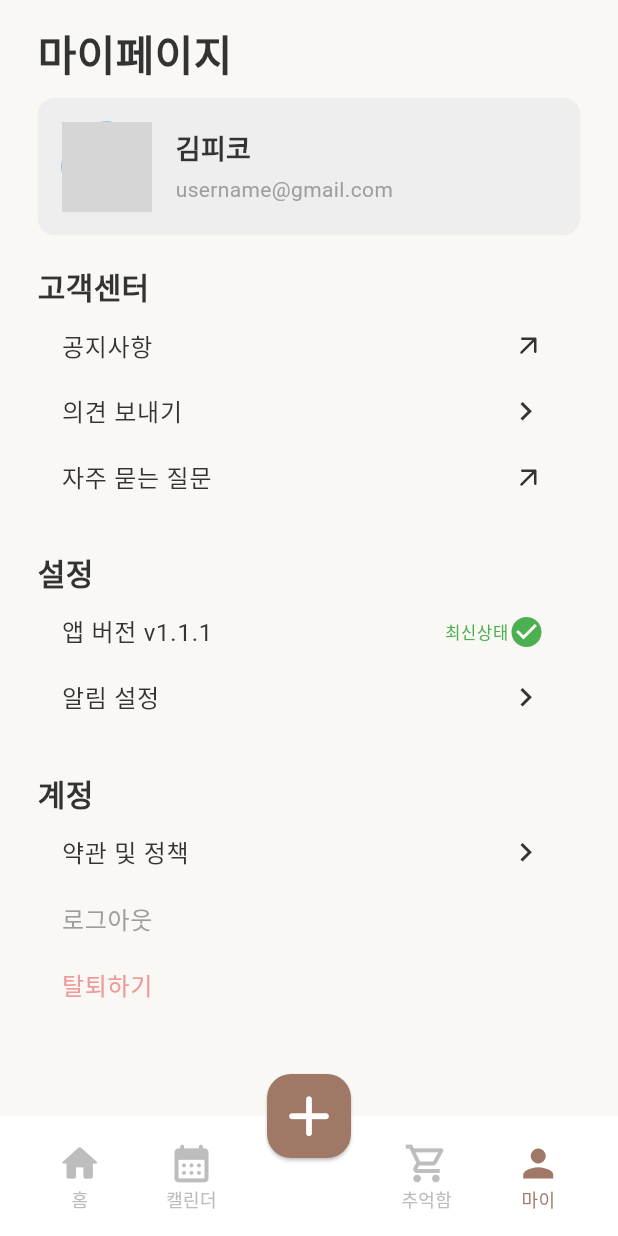
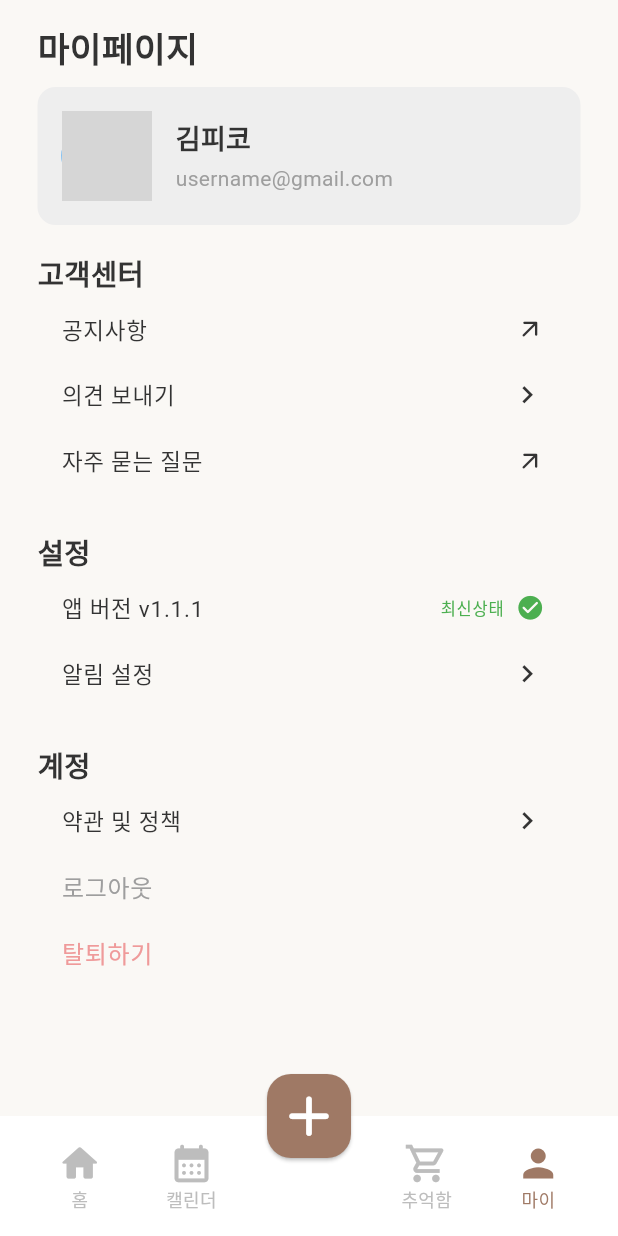
Before and after one commit to PICO-CALENDAR/LOVENDAR-FRONT, a Flutter app: the screen it shows after launch, item 4 of the bottom bar chosen, on a phone screen of 412 x 824 dp. Run offline on Flutter 3.47's test engine with Material 3 defaults, Android fonts, the phone set to English and light mode, and no system bars; our stand-ins replace flutter_dotenv, google_sign_in; missing offline and left inert: kalender; Roboto replaces fonts that are missing (Pretendard); grey boxes are pictures that could not be loaded.

Commit message:
style: adjusting padding, the sized of text elements in my page

```diff
--- a/lib/screen/mypage/mypage_screen.dart
+++ b/lib/screen/mypage/mypage_screen.dart
@@ -19,7 +19,7 @@ class MypageScreen extends StatelessWidget {
           child: Text(
             "마이페이지",
             style: TextStyle(
-              fontSize: 28,
+              fontSize: 23,
               fontWeight: FontWeight.bold,
             ),
           ),
@@ -70,17 +70,20 @@ class MypageScreen extends StatelessWidget {
         //     style: TextStyle(color: Colors.white),
         //   ),
         // ),
-        // const SizedBox(height: 24),
+        // const SizedBox(height: 23),
         // Customer Center Section
         const SectionTitle(title: '고객센터'),
         ListTile(
           onTap: () => Urls.onGoOnSite(Urls.noticeUrl),
           title: const Text(
             '공지사항',
+            style: TextStyle(
+              fontSize: 15,
+            ),
           ),
           trailing: const Icon(
             Icons.arrow_outward_rounded,
-            size: 21,
+            size: 19,
           ),
         ),
 
@@ -88,32 +91,50 @@ class MypageScreen extends StatelessWidget {
           onTap: () => Urls.onGoOnSite(Urls.contactUrl),
           title: const Text(
             '의견 보내기',
+            style: TextStyle(
+              fontSize: 15,
+            ),
           ),
           trailing: const Icon(
             Icons.chevron_right,
-            size: 25,
+            size: 23,
           ),
         ),
         ListTile(
           onTap: () => Urls.onGoOnSite(Urls.faqUrl),
           title: const Text(
             '자주 묻는 질문',
+            style: TextStyle(
+              fontSize: 15,
+            ),
           ),
           trailing: const Icon(
             Icons.arrow_outward_rounded,
-            size: 21,
+            size: 19,
           ),
         ),
-        const SizedBox(height: 24),
+        const SizedBox(height: 23),
         // Settings Section
         const SectionTitle(title: '설정'),
         const ListTile(
-          title: Text('앱 버전 v1.1.1'),
+          title: Text(
+            '앱 버전 v1.1.1',
+            style: TextStyle(
+              fontSize: 15,
+            ),
+          ),
           trailing: Row(
             mainAxisSize: MainAxisSize.min,
             children: [
               Text('최신상태', style: TextStyle(color: Colors.green)),
-              Icon(Icons.check_circle, color: Colors.green),
+              SizedBox(
+                width: 8,
+              ),
+              Icon(
+                Icons.check_circle_rounded,
+                color: Colors.green,
+                size: 19,
+              ),
             ],
           ),
         ),
@@ -126,13 +147,18 @@ class MypageScreen extends StatelessWidget {
               ),
             );
           },
-          title: const Text('알림 설정'),
+          title: const Text(
+            '알림 설정',
+            style: TextStyle(
+              fontSize: 15,
+            ),
+          ),
           trailing: const Icon(
             Icons.chevron_right,
-            size: 25,
+            size: 23,
           ),
         ),
-        const SizedBox(height: 24),
+        const SizedBox(height: 23),
         // Account Section
         const SectionTitle(title: '계정'),
         ListTile(
@@ -144,10 +170,15 @@ class MypageScreen extends StatelessWidget {
               ),
             );
           },
-          title: const Text('약관 및 정책'),
+          title: const Text(
+            '약관 및 정책',
+            style: TextStyle(
+              fontSize: 15,
+            ),
+          ),
           trailing: const Icon(
             Icons.chevron_right,
-            size: 25,
+            size: 23,
           ),
         ),
         const ListTile(
@@ -175,11 +206,11 @@ class SectionTitle extends StatelessWidget {
   @override
   Widget build(BuildContext context) {
     return Padding(
-      padding: const EdgeInsets.symmetric(vertical: 3),
+      padding: const EdgeInsets.symmetric(vertical: 2),
       child: Text(
         title,
         style: const TextStyle(
-          fontSize: 20,
+          fontSize: 19,
           fontWeight: FontWeight.bold,
         ),
       ),
```
